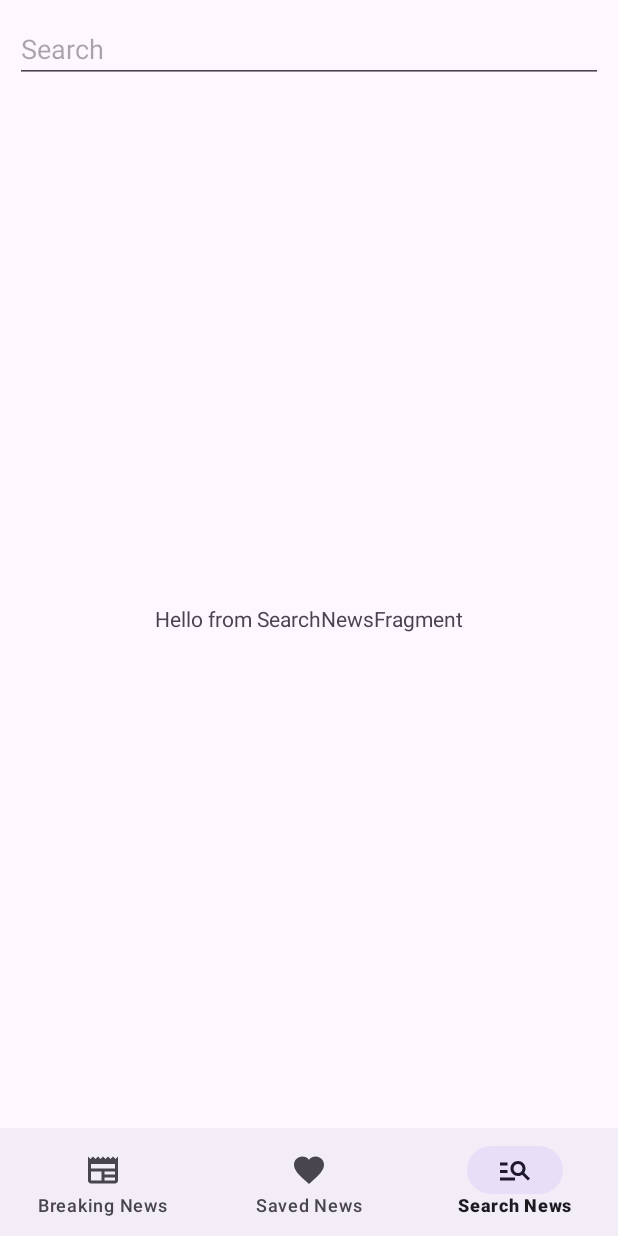
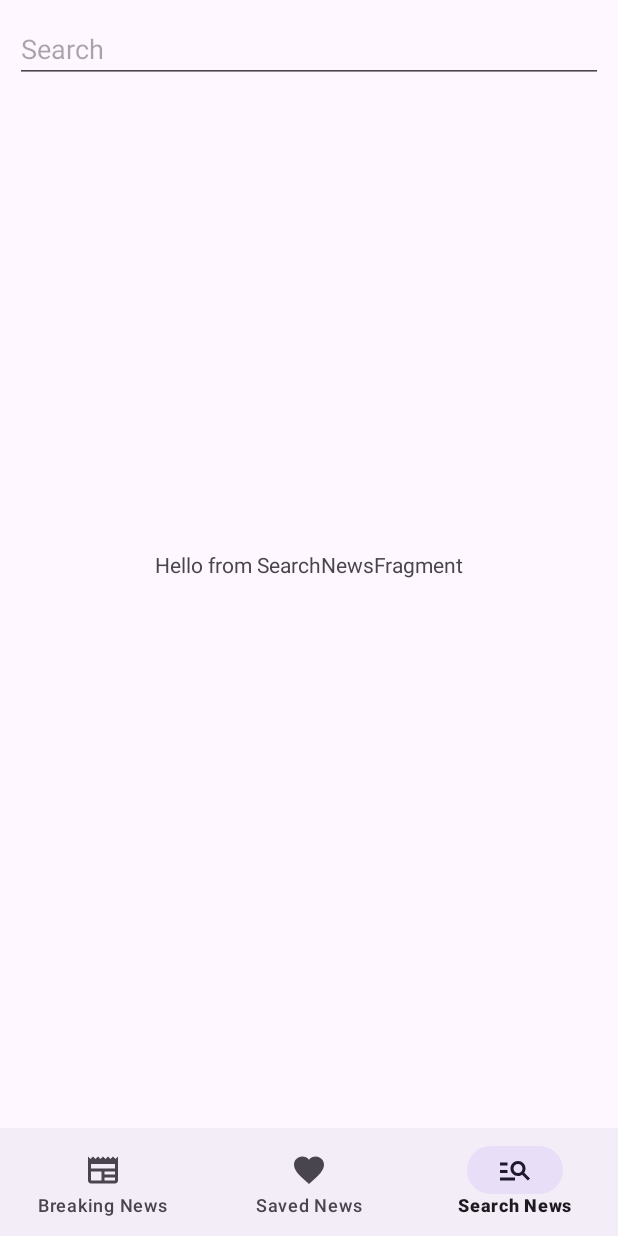
Before and after one commit to AhmetSIRIM/MVVMNewsApp-Study, an Android app: the SearchNewsFragment screen opened through its navigation route, on a phone screen of 412 x 824 dp. Run offline under Robolectric (Android 15) with nearby library versions, the phone set to English and light mode, and no system bars; our stand-ins replace Room's generated code, navigation-ui.

Commit message:
Fix unsupported match_parent attribute for View in ConstraintLayout as described in https://developer.android.com/develop/ui/views/layout/constraint-layout#adjust-the-view-size

```diff
--- a/app/src/main/res/layout/activity_news.xml
+++ b/app/src/main/res/layout/activity_news.xml
@@ -9,18 +9,22 @@
     <androidx.fragment.app.FragmentContainerView
         android:id="@+id/nav_host_fragment_container"
         android:name="androidx.navigation.fragment.NavHostFragment"
-        android:layout_width="match_parent"
-        android:layout_height="match_parent"
+        android:layout_width="0dp"
+        android:layout_height="0dp"
         app:defaultNavHost="true"
+        app:layout_constraintBottom_toTopOf="@id/bottom_navigation_menu"
+        app:layout_constraintEnd_toEndOf="parent"
+        app:layout_constraintStart_toStartOf="parent"
+        app:layout_constraintTop_toTopOf="parent"
         app:navGraph="@navigation/main_nav_graph" />
 
     <com.google.android.material.bottomnavigation.BottomNavigationView
         android:id="@+id/bottom_navigation_menu"
-        android:layout_width="match_parent"
+        android:layout_width="0dp"
         android:layout_height="72dp"
         app:layout_constraintBottom_toBottomOf="parent"
-        app:layout_constraintEnd_toEndOf="parent"
         app:layout_constraintStart_toStartOf="parent"
         app:menu="@menu/bottom_navigation_menu" />
 
+
 </androidx.constraintlayout.widget.ConstraintLayout>
--- a/app/src/main/res/layout/fragment_search_news.xml
+++ b/app/src/main/res/layout/fragment_search_news.xml
@@ -7,12 +7,11 @@
 
     <androidx.appcompat.widget.AppCompatEditText
         android:id="@+id/edit_text_search"
-        android:layout_width="match_parent"
+        android:layout_width="0dp"
         android:layout_height="wrap_content"
         android:layout_margin="10dp"
         android:hint="@string/search"
         app:layout_constraintEnd_toEndOf="parent"
-        app:layout_constraintHorizontal_bias="0.5"
         app:layout_constraintStart_toStartOf="parent"
         app:layout_constraintTop_toTopOf="parent" />
 
--- a/app/src/main/res/xml/data_extraction_rules.xml
+++ b/app/src/main/res/xml/data_extraction_rules.xml
@@ -5,7 +5,7 @@
 -->
 <data-extraction-rules>
     <cloud-backup>
-        <!-- TODO: Use <include> and <exclude> to control what is backed up.
+        <!--
         <include .../>
         <exclude .../>
         -->
```
